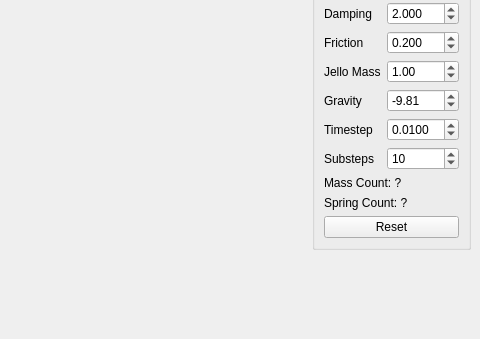
First picture: the form in ui/MainWindow.ui, repository jw0z96/STAMassSpring, before the edit; both pictures show x 655 to 1135 and y 290 to 629 of the 1135 by 741 pixel window.
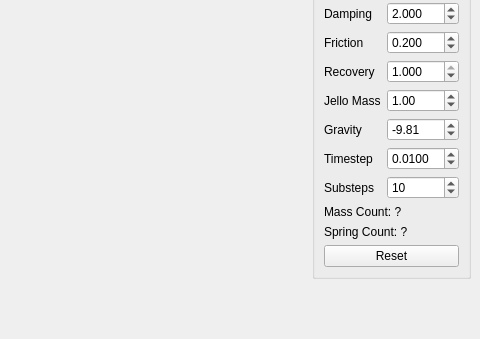
Second picture: the form after the edit.

Commit message: added restitution/recovery control

The edit to the form file:
```diff
--- a/ui/MainWindow.ui
+++ b/ui/MainWindow.ui
@@ -122,14 +122,14 @@
              </property>
             </widget>
            </item>
-           <item row="4" column="0">
+           <item row="5" column="0">
             <widget class="QLabel" name="jelloMassLabel">
              <property name="text">
               <string>Jello Mass</string>
              </property>
             </widget>
            </item>
-           <item row="4" column="1">
+           <item row="5" column="1">
             <widget class="QDoubleSpinBox" name="jelloMassSpinBox">
              <property name="decimals">
               <number>2</number>
@@ -142,14 +142,14 @@
              </property>
             </widget>
            </item>
-           <item row="5" column="0">
+           <item row="6" column="0">
             <widget class="QLabel" name="gravityLabel">
              <property name="text">
               <string>Gravity</string>
              </property>
             </widget>
            </item>
-           <item row="5" column="1">
+           <item row="6" column="1">
             <widget class="QDoubleSpinBox" name="gravitySpinBox">
              <property name="decimals">
               <number>2</number>
@@ -165,14 +165,14 @@
              </property>
             </widget>
            </item>
-           <item row="6" column="0">
+           <item row="7" column="0">
             <widget class="QLabel" name="timeStepLabel">
              <property name="text">
               <string>Timestep</string>
              </property>
             </widget>
            </item>
-           <item row="6" column="1">
+           <item row="7" column="1">
             <widget class="QDoubleSpinBox" name="timeStepSpinBox">
              <property name="decimals">
               <number>4</number>
@@ -185,14 +185,14 @@
              </property>
             </widget>
            </item>
-           <item row="7" column="0">
+           <item row="8" column="0">
             <widget class="QLabel" name="subStepsLabel">
              <property name="text">
               <string>Substeps</string>
              </property>
             </widget>
            </item>
-           <item row="7" column="1">
+           <item row="8" column="1">
             <widget class="QSpinBox" name="subStepsSpinBox">
              <property name="minimum">
               <number>1</number>
@@ -238,6 +238,29 @@
              </property>
             </widget>
            </item>
+           <item row="4" column="0">
+            <widget class="QLabel" name="recoveryConstantLabel">
+             <property name="text">
+              <string>Recovery</string>
+             </property>
+            </widget>
+           </item>
+           <item row="4" column="1">
+            <widget class="QDoubleSpinBox" name="recoverySpinBox">
+             <property name="decimals">
+              <number>3</number>
+             </property>
+             <property name="maximum">
+              <double>1.000000000000000</double>
+             </property>
+             <property name="singleStep">
+              <double>0.100000000000000</double>
+             </property>
+             <property name="value">
+              <double>1.000000000000000</double>
+             </property>
+            </widget>
+           </item>
           </layout>
          </item>
          <item row="4" column="0">
```
The commit also changes 8 other files.
